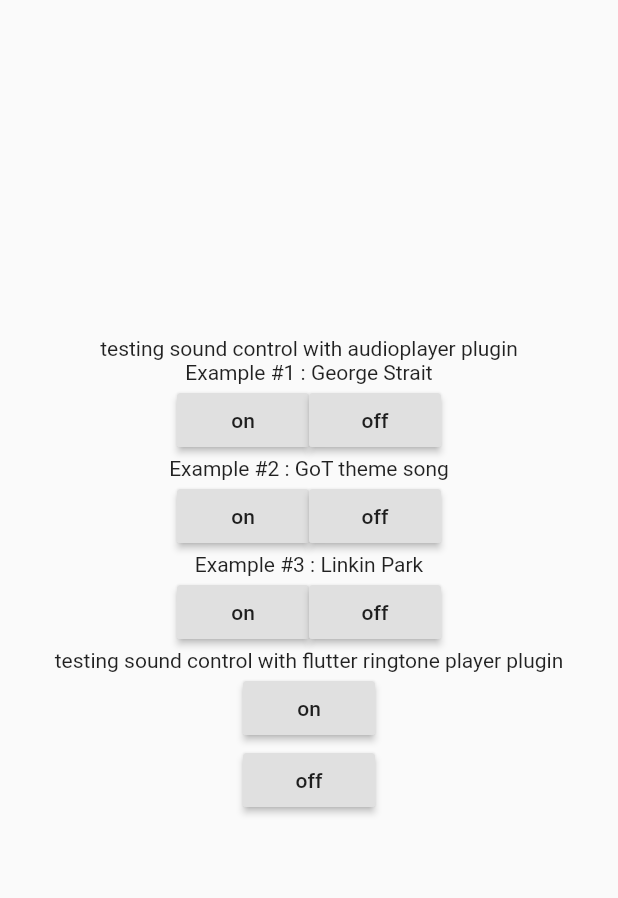
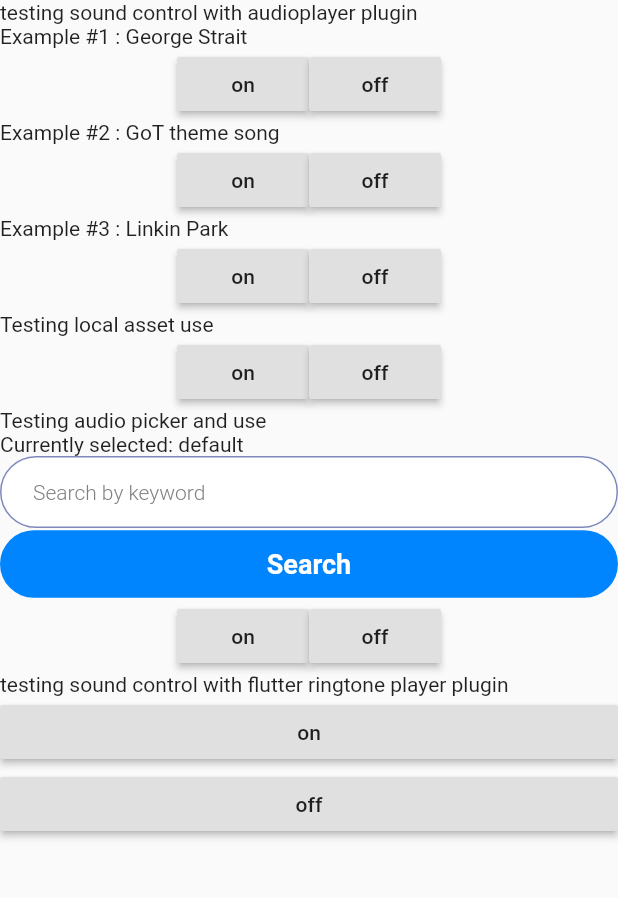
Before and after one commit to catydiaz4863/ScanAwake_Frontend, a Flutter app: the screen it shows after launch, on a phone screen of 412 x 824 dp, the part 84-982 px from its top. Run offline on Flutter 3.47's test engine with Material 2 defaults, Android fonts, the phone set to English and light mode, and no system bars; our stand-ins replace audioplayers, fluttertoast, shared_preferences; missing offline and left inert: flutter_ringtone_player, volume; accounts and stored records are empty; generated files the repository leaves out were written again.

Commit message:
Added default sound and ability to choose custom audio

```diff
--- a/lib/blocs/appbloc.dart
+++ b/lib/blocs/appbloc.dart
@@ -1,3 +1,5 @@
+import 'dart:io';
+
 import 'package:flutter/material.dart';
 import 'package:shared_preferences/shared_preferences.dart';
 import 'package:http/http.dart' as http;
@@ -11,6 +13,13 @@ class AppBloc extends ChangeNotifier {
   bool didLoadFail = false;
   User myAccount;
   String token;
+
+  String chosenTitle = "default";
+  String chosenURL = "";
+  List<String> titles = List<String>();
+  List<String> urls = List<String>();
+  String deezerKEY = "3b40ebf5a48debdd33cf1e497c9025df";
+  String deezerID = "382824";
 
 /*
   AppBloc() {
@@ -79,6 +88,27 @@ class AppBloc extends ChangeNotifier {
     notifyListeners();
   }
 
+  Future<bool> searchAudio(String keyword) async {
+    titles.clear();
+    urls.clear();
+    var response = await http.get("https://api.deezer.com/search?q=$keyword",
+        headers: {'secret_key': "$deezerKEY", 'app_id': "$deezerID"});
+
+    if (response.statusCode == 200) {
+      Map<String, dynamic> jsondata = json.decode(response.body);
+      for (int i = 0; i < jsondata["data"].length; i++)
+      {
+
+        print(jsondata["data"][i]["title"]);
+        print(jsondata["data"][i]["preview"]);
+        titles.add(jsondata["data"][i]["title"].toString());
+        urls.add(jsondata["data"][i]["preview"].toString());
+      }
+      return true;
+    }
+    return false;
+  }
+
 /*
   Future<bool> fetchTimeline() async {
     var response = await http.get(
--- a/lib/screens/mainscreen.dart
+++ b/lib/screens/mainscreen.dart
@@ -1,7 +1,6 @@
 import 'package:flutter/material.dart';
 import 'package:scanawake/blocs/appbloc.dart';
 import 'package:provider/provider.dart';
-import 'package:flutter_ringtone_player/flutter_ringtone_player.dart';
 
 class MainScreen extends StatefulWidget {
   @override
--- a/lib/screens/testalarm.dart
+++ b/lib/screens/testalarm.dart
@@ -3,7 +3,11 @@ import 'package:scanawake/blocs/appbloc.dart';
 import 'package:provider/provider.dart';
 import 'package:flutter_ringtone_player/flutter_ringtone_player.dart';
 import 'package:audioplayers/audioplayers.dart';
+import 'package:audioplayers/audio_cache.dart';
+import 'package:scanawake/screens/searchpage.dart';
 import 'package:volume/volume.dart';
+import 'package:scanawake/components/RoundedInput.dart';
+import 'package:scanawake/components/RoundedButton.dart';
 
 class TestAlarmScreen extends StatefulWidget {
   @override
@@ -13,13 +17,14 @@ class TestAlarmScreen extends StatefulWidget {
 class _TestAlarmScreenState extends State<TestAlarmScreen> {
   AudioPlayer audioPlayer;
   int maxVol;
+  static AudioCache playerCache = AudioCache();
 
   @override
   void initState() {
     super.initState();
     audioPlayer = AudioPlayer();
-  //  maxVol = await Volume.getMaxVol;
-  //  initPlatformState();
+    //  maxVol = await Volume.getMaxVol;
+    //  initPlatformState();
   }
 
   Future<void> initPlatformState() async {
@@ -42,13 +47,16 @@ class _TestAlarmScreenState extends State<TestAlarmScreen> {
   Widget build(BuildContext context) {
     AppBloc bloc = Provider.of<AppBloc>(context);
     DateTime current;
+    TextEditingController searchCtrl = new TextEditingController();
+    String url = "";
+
     return Scaffold(
         appBar: AppBar(
           title: Text("ScanAwake"),
         ),
-        body: Column(
-          mainAxisAlignment: MainAxisAlignment.center,
-          crossAxisAlignment: CrossAxisAlignment.center,
+        body: ListView(
+          //      mainAxisAlignment: MainAxisAlignment.center,
+          //      crossAxisAlignment: CrossAxisAlignment.center,
           children: <Widget>[
             Text("testing sound control with audioplayer plugin"),
             Text("Example #1 : George Strait"),
@@ -64,7 +72,7 @@ class _TestAlarmScreenState extends State<TestAlarmScreen> {
 
                       //         setVol(maxVol);
                       audioPlayer.setReleaseMode(ReleaseMode.LOOP);
-                      audioPlayer.setVolume(2.0);
+                      audioPlayer.setVolume(0.5);
                       audioPlayer.play(
                           "https://cdns-preview-6.dzcdn.net/stream/c-6f19a7e44697f2ba83240fa0620d5e0a-6.mp3");
                     }),
@@ -127,6 +135,96 @@ class _TestAlarmScreenState extends State<TestAlarmScreen> {
                 ),
               ],
             ),
+            Text("Testing local asset use"),
+            Row(
+              mainAxisAlignment: MainAxisAlignment.center,
+              crossAxisAlignment: CrossAxisAlignment.center,
+              children: <Widget>[
+                RaisedButton(
+                    child: Text("on"),
+                    onPressed: () async {
+                      print("playing sound");
+
+                      //         setVol(maxVol);
+                      playerCache.load('/mp3/alarm_clock.mp3');
+
+                      audioPlayer = await playerCache
+                          .loop("/mp3/alarm_clock.mp3", volume: 0.1);
+                    }),
+                RaisedButton(
+                  onPressed: () {
+                    print("stopping sound");
+                    audioPlayer.stop();
+                  },
+                  child: Text("off"),
+                ),
+              ],
+            ),
+            Text("Testing audio picker and use"),
+            Row(
+              children: <Widget>[
+                Text("Currently selected: ${bloc.chosenTitle}"),
+                Spacer(),
+                (bloc.chosenTitle != "default")
+                ?
+                FlatButton(
+                  child: Text("Clear"),
+                  onPressed: () {
+                    bloc.chosenURL = "";
+                    bloc.chosenTitle = "default";
+                    setState(() {
+
+                    });
+                  },
+                )
+                :
+                Text(""),
+                Spacer(),
+                Text("")
+              ],
+            ),
+            RoundedInput(
+              hintText: "Search by keyword",
+              txtCtrl: searchCtrl,
+            ),
+            RoundedButton(
+              text: "Search",
+              onPressed: () async {
+                if (!searchCtrl.text.isEmpty) {
+                  bool flag = await bloc.searchAudio(searchCtrl.text);
+                  if (flag && bloc.titles.length != 0) {
+                    Navigator.push(
+                      context,
+                      MaterialPageRoute(builder: (context) => SearchPage()),
+                    );
+                  }
+                }
+              },
+            ),
+            Row(
+              mainAxisAlignment: MainAxisAlignment.center,
+              crossAxisAlignment: CrossAxisAlignment.center,
+              children: <Widget>[
+                RaisedButton(
+                    child: Text("on"),
+                    onPressed: () async {
+                      print("playing sound");
+
+                      //         setVol(maxVol);
+                      audioPlayer.setReleaseMode(ReleaseMode.LOOP);
+                      audioPlayer.setVolume(0.1);
+                      if (bloc.chosenURL != "")
+                        audioPlayer.play(bloc.chosenURL);
+                    }),
+                RaisedButton(
+                  onPressed: () {
+                    print("stopping sound");
+                    audioPlayer.stop();
+                  },
+                  child: Text("off"),
+                ),
+              ],
+            ),
             Text("testing sound control with flutter ringtone player plugin"),
             RaisedButton(
                 child: Text("on"),
--- a/pubspec.yaml
+++ b/pubspec.yaml
@@ -51,6 +51,9 @@ flutter:
   # the material Icons class.
   uses-material-design: true
 
+  assets:
+    - assets/alarm_clock.mp3
+
   # To add assets to your application, add an assets section, like this:
   # assets:
   #  - images/a_dot_burr.jpeg
```
Also changed, not shown: lib/screens/searchpage.dart (added, +38 -0 lines), 1 other file.
